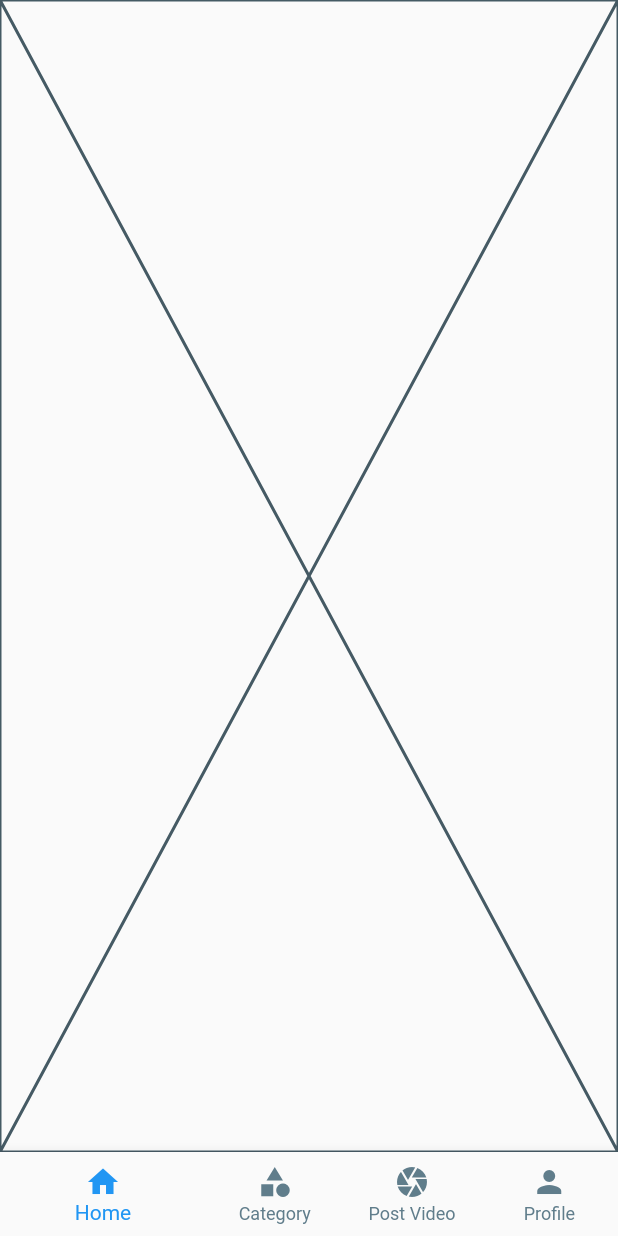
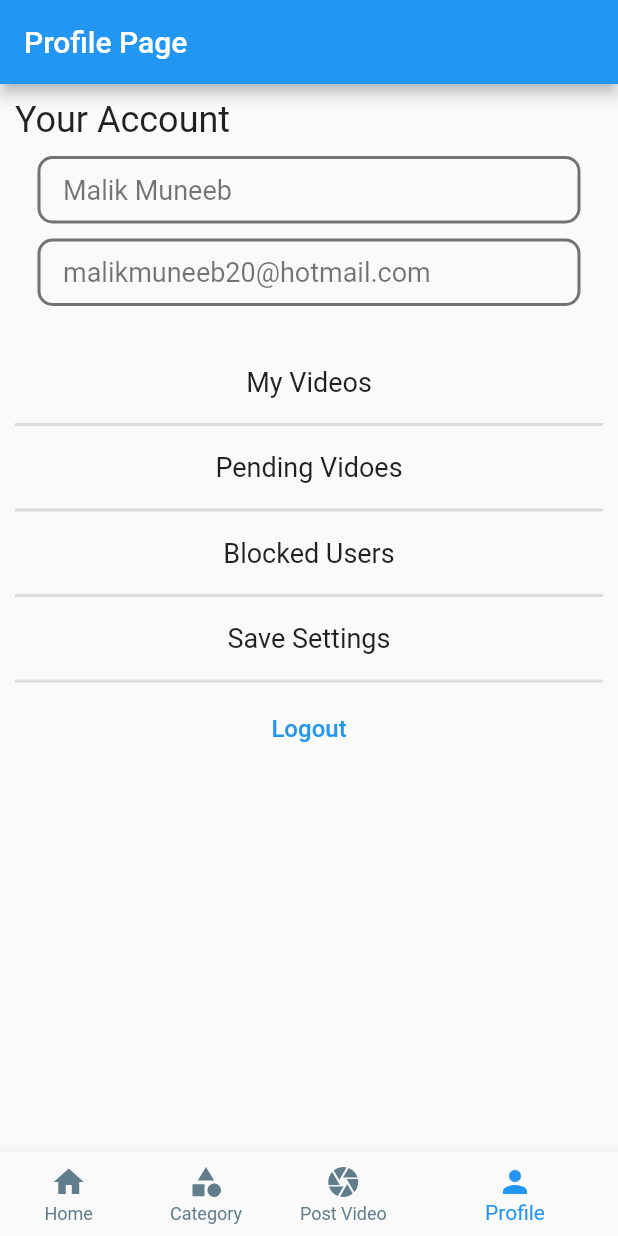
Before and after one commit to cygnetic-software/targe_tube_flutter, a Flutter app: the screen it shows after launch, on a phone screen of 412 x 824 dp. Run offline on Flutter 3.47's test engine with Material 2 defaults, Android fonts, the phone set to English and light mode, and no system bars; our stand-ins replace get.

Commit message:
profilepage

```diff
--- /dev/null
+++ b/lib/controllers/auth_controller.dart
@@ -0,0 +1,19 @@
+import 'package:get/get.dart';
+
+enum PageState { login, register, profile }
+
+class AuthController extends GetxController {
+  var pageState = PageState.profile.obs;
+
+  void goToLogin() {
+    pageState.value = PageState.login;
+  }
+
+  void goToRegister() {
+    pageState.value = PageState.register;
+  }
+
+  void goToProfile() {
+    pageState.value = PageState.profile;
+  }
+}
--- a/lib/home.dart
+++ b/lib/home.dart
@@ -9,7 +9,7 @@
 
 class Home extends StatelessWidget {
   Home({super.key});
-  final index = 0.obs;
+  final index = 3.obs;
   @override
   Widget build(BuildContext context) {
     return Scaffold(
--- a/lib/pages/login_page.dart
+++ b/lib/pages/login_page.dart
@@ -1,15 +1,20 @@
 import 'dart:ui';
 
 import 'package:flutter/material.dart';
+import 'package:get/get.dart';
+import 'package:trage_tube_flutter/controllers/auth_controller.dart';
+import 'package:trage_tube_flutter/pages/register_page.dart';
 import 'package:trage_tube_flutter/utils/vertical_spacer.dart';
 
 class LoginPage extends StatelessWidget {
-  const LoginPage({super.key});
-
+  LoginPage({super.key});
+  final authController = Get.find<AuthController>();
   @override
   Widget build(BuildContext context) {
     return Scaffold(
-      body: Padding(
+      body: Center(
+        child: SingleChildScrollView(
+          child: Padding(
             padding: const EdgeInsets.all(16.0),
             child: Column(
               mainAxisAlignment: MainAxisAlignment.center,
@@ -81,10 +86,7 @@ class LoginPage extends StatelessWidget {
                 ),
                 ElevatedButton(
                   onPressed: () {
-                // Handle login button press
-
-                // Perform login logic here
-                print('pressed');
+                    authController.goToProfile();
                   },
                   style: ElevatedButton.styleFrom(
                     padding: EdgeInsets.fromLTRB(50, 10, 50, 10),
@@ -103,7 +105,7 @@ class LoginPage extends StatelessWidget {
                     Text("Don't have an account yet?"),
                     TextButton(
                         onPressed: () {
-                      print("pressed");
+                          authController.goToRegister();
                         },
                         child: Text("Register Now"))
                   ],
@@ -111,6 +113,8 @@ class LoginPage extends StatelessWidget {
               ],
             ),
           ),
+        ),
+      ),
     );
   }
 }
--- a/lib/pages/profile_page.dart
+++ b/lib/pages/profile_page.dart
@@ -1,10 +1,32 @@
 import 'package:flutter/material.dart';
+import 'package:get/get.dart';
+import 'package:trage_tube_flutter/controllers/auth_controller.dart';
+import 'package:trage_tube_flutter/global/user.dart';
+import 'package:trage_tube_flutter/pages/login_page.dart';
+import 'package:trage_tube_flutter/pages/register_page.dart';
+import 'package:trage_tube_flutter/widgets/ProfilePage/profile.dart';
 
 class ProfilePage extends StatelessWidget {
-  const ProfilePage({super.key});
+  final authController = Get.put(AuthController());
 
   @override
   Widget build(BuildContext context) {
-    return const Placeholder();
+    return Scaffold(
+      appBar: AppBar(
+        title: Text('Profile Page'),
+      ),
+      body: Obx(() {
+        switch (authController.pageState.value) {
+          case PageState.login:
+            return LoginPage();
+          case PageState.register:
+            return RegisterPage();
+          case PageState.profile:
+            return Profile();
+          default:
+            return Profile();
+        }
+      }),
+    );
   }
 }
--- a/lib/pages/register_page.dart
+++ b/lib/pages/register_page.dart
@@ -1,13 +1,16 @@
 import 'package:flutter/material.dart';
+import 'package:get/get.dart';
+import 'package:trage_tube_flutter/controllers/auth_controller.dart';
 import 'package:trage_tube_flutter/utils/vertical_spacer.dart';
 
 class RegisterPage extends StatelessWidget {
-  const RegisterPage({super.key});
-
+  RegisterPage({super.key});
+  final authcontroller = Get.find<AuthController>();
   @override
   Widget build(BuildContext context) {
     return Scaffold(
-      body: Padding(
+      body: SingleChildScrollView(
+        child: Padding(
           padding: const EdgeInsets.all(16.0),
           child: Column(
             mainAxisAlignment: MainAxisAlignment.center,
@@ -134,7 +137,7 @@ class RegisterPage extends StatelessWidget {
                   Text("Already have an account?"),
                   TextButton(
                       onPressed: () {
-                      print("pressed");
+                        authcontroller.goToLogin();
                       },
                       child: Text("Login Now"))
                 ],
@@ -142,6 +145,7 @@ class RegisterPage extends StatelessWidget {
             ],
           ),
         ),
+      ),
     );
   }
 }
--- /dev/null
+++ b/lib/widgets/ProfilePage/custom_list_button.dart
@@ -0,0 +1,24 @@
+import 'package:flutter/material.dart';
+
+class CustomListButton extends StatelessWidget {
+  var handler;
+
+  var text;
+
+  CustomListButton({super.key, required this.text, required this.handler});
+
+  @override
+  Widget build(BuildContext context) {
+    return InkWell(
+      onTap: handler,
+      child: Container(
+        padding: EdgeInsets.all(10),
+        child: Center(
+            child: Text(
+          text,
+          style: TextStyle(fontSize: 18),
+        )),
+      ),
+    );
+  }
+}
--- /dev/null
+++ b/lib/widgets/ProfilePage/profile.dart
@@ -0,0 +1,59 @@
+import 'package:flutter/material.dart';
+import 'package:get/get.dart';
+import 'package:trage_tube_flutter/controllers/auth_controller.dart';
+import 'package:trage_tube_flutter/utils/vertical_spacer.dart';
+import 'package:trage_tube_flutter/widgets/ProfilePage/custom_list_button.dart';
+import 'package:trage_tube_flutter/widgets/ProfilePage/text_holder.dart';
+
+class Profile extends StatelessWidget {
+  Profile({super.key});
+  final authController = Get.find<AuthController>();
+
+  @override
+  Widget build(BuildContext context) {
+    return Padding(
+      padding: EdgeInsets.all(10),
+      child: Column(
+        mainAxisAlignment: MainAxisAlignment.start,
+        children: [
+          Container(
+            child: Text(
+              "Your Account",
+              style: TextStyle(fontSize: 24),
+            ),
+            alignment: Alignment.centerLeft,
+          ),
+          VerticalSpacer(10),
+          TextHolder(text: "Malik Muneeb"),
+          VerticalSpacer(10),
+          TextHolder(text: "malikmuneeb20@hotmail.com"),
+          VerticalSpacer(30),
+          CustomListButton(text: "My Videos", handler: () {}),
+          const Divider(
+            thickness: 2,
+          ),
+          CustomListButton(text: "Pending Vidoes", handler: () {}),
+          const Divider(
+            thickness: 2,
+          ),
+          CustomListButton(text: "Blocked Users", handler: () {}),
+          const Divider(
+            thickness: 2,
+          ),
+          CustomListButton(text: "Save Settings", handler: () {}),
+          const Divider(
+            thickness: 2,
+          ),
+          TextButton(
+              onPressed: () {
+                authController.goToLogin();
+              },
+              child: Text(
+                "Logout",
+                style: TextStyle(fontSize: 16),
+              ))
+        ],
+      ),
+    );
+  }
+}
--- /dev/null
+++ b/lib/widgets/ProfilePage/text_holder.dart
@@ -0,0 +1,27 @@
+import 'package:flutter/material.dart';
+
+class TextHolder extends StatelessWidget {
+  var text;
+  TextHolder({super.key, required this.text});
+
+  @override
+  Widget build(BuildContext context) {
+    return Center(
+      child: Container(
+        width: MediaQuery.of(context).size.width - 50,
+        padding: EdgeInsets.symmetric(horizontal: 15, vertical: 10),
+        decoration: BoxDecoration(
+            borderRadius: BorderRadius.circular(10),
+            border: Border.all(
+                color: Colors.black54, width: 2, style: BorderStyle.solid)),
+        child: Text(
+          text,
+          style: TextStyle(
+            fontSize: 18,
+            color: Colors.black54,
+          ),
+        ),
+      ),
+    );
+  }
+}
```
Lines whose indentation alone changed are shown as unchanged.
